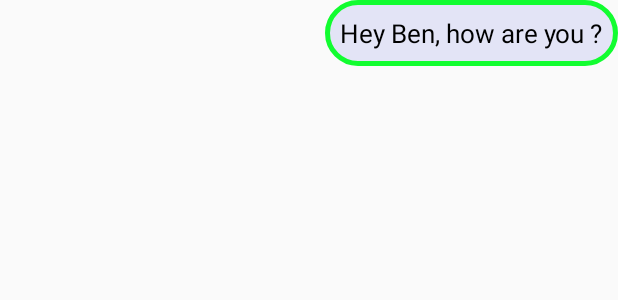
After one commit to EliranEiluz/PigeOnlineAndroidApp, an Android app: the layout rmessage_item.xml on its own in the app's theme, with its tools: preview values and no code run, on a phone screen of 412 x 824 dp. The commit adds this screen. Shown: the top 300 px of the screen. Run offline under Robolectric (Android 15) with nearby library versions, the phone set to English and light mode, and no system bars.

Commit message:
messages

```diff
--- /dev/null
+++ b/app/src/main/res/drawable/lmessage_border.xml
@@ -0,0 +1,6 @@
+<?xml version="1.0" encoding="utf-8"?>
+<shape xmlns:android="http://schemas.android.com/apk/res/android" android:shape="rectangle">
+    <corners android:radius="100dp"/>
+    <solid android:color="@color/background_logo_color" />
+    <stroke android:width="3dp" android:color="#39E0F0"/>
+</shape>
--- a/app/src/main/res/drawable/message_border.xml
+++ b/app/src/main/res/drawable/rmessage_border.xml
@@ -2,5 +2,5 @@
 <shape xmlns:android="http://schemas.android.com/apk/res/android" android:shape="rectangle">
     <corners android:radius="100dp"/>
     <solid android:color="@color/background_logo_color" />
-    <stroke android:width="2dp" android:color="#39E0F0"/>
+    <stroke android:width="3dp" android:color="#12FD30"/>
 </shape>
--- a/app/src/main/res/layout/activity_chat.xml
+++ b/app/src/main/res/layout/activity_chat.xml
@@ -45,7 +45,7 @@
             android:id="@+id/chat_messagesList"
             android:layout_width="match_parent"
             android:layout_height="match_parent"
-            tools:listitem="@layout/message_item"
+            tools:listitem="@layout/lmessage_item"
             android:divider="@android:color/transparent"
             android:dividerHeight="10.0sp">
         </ListView>
--- a/app/src/main/res/layout/message_item.xml
+++ b/app/src/main/res/layout/lmessage_item.xml
@@ -13,7 +13,7 @@
                 app:layout_constraintStart_toStartOf="parent"
                 app:layout_constraintTop_toTopOf="parent"
                 android:padding="10dp"
-                android:background="@drawable/message_border">
+                android:background="@drawable/lmessage_border">
             </TextView>
 
 </androidx.constraintlayout.widget.ConstraintLayout>
--- /dev/null
+++ b/app/src/main/res/layout/rmessage_item.xml
@@ -0,0 +1,19 @@
+<?xml version="1.0" encoding="utf-8"?>
+<androidx.constraintlayout.widget.ConstraintLayout xmlns:android="http://schemas.android.com/apk/res/android"
+    android:layout_width="match_parent"
+    android:layout_height="match_parent"
+    xmlns:app="http://schemas.android.com/apk/res-auto">
+    <TextView
+        android:id="@+id/message_content"
+        android:layout_width="wrap_content"
+        android:layout_height="wrap_content"
+        android:textSize="17dp"
+        android:text="Hey Ben, how are you ?"
+        android:textColor="@color/black"
+        app:layout_constraintEnd_toEndOf="parent"
+        app:layout_constraintTop_toTopOf="parent"
+        android:padding="10dp"
+        android:background="@drawable/rmessage_border">
+    </TextView>
+
+</androidx.constraintlayout.widget.ConstraintLayout>
```
Also changed, not shown: app/src/main/java/com/example/pigeonlineandroidapp/ChatActivity.java (+25 -0 lines).
